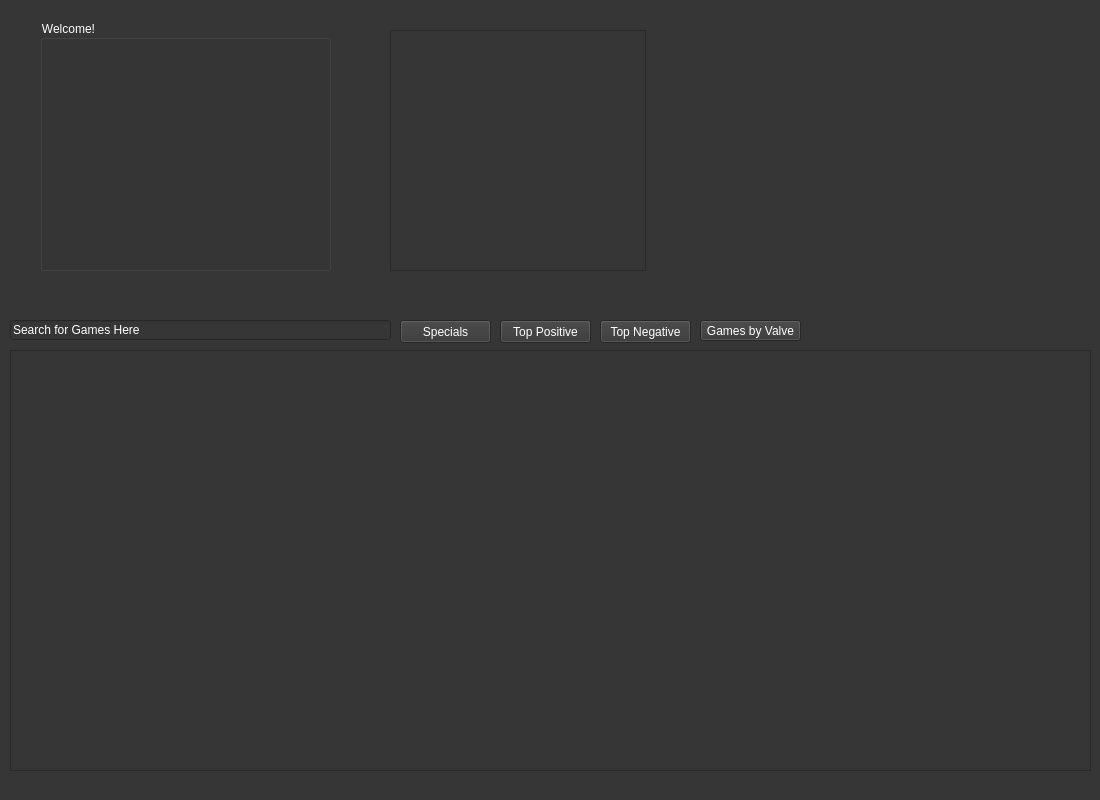
First picture: the form in UI files/mainWindow.ui, repository DataChefBoyardee/Database-Design-FP, before the edit.
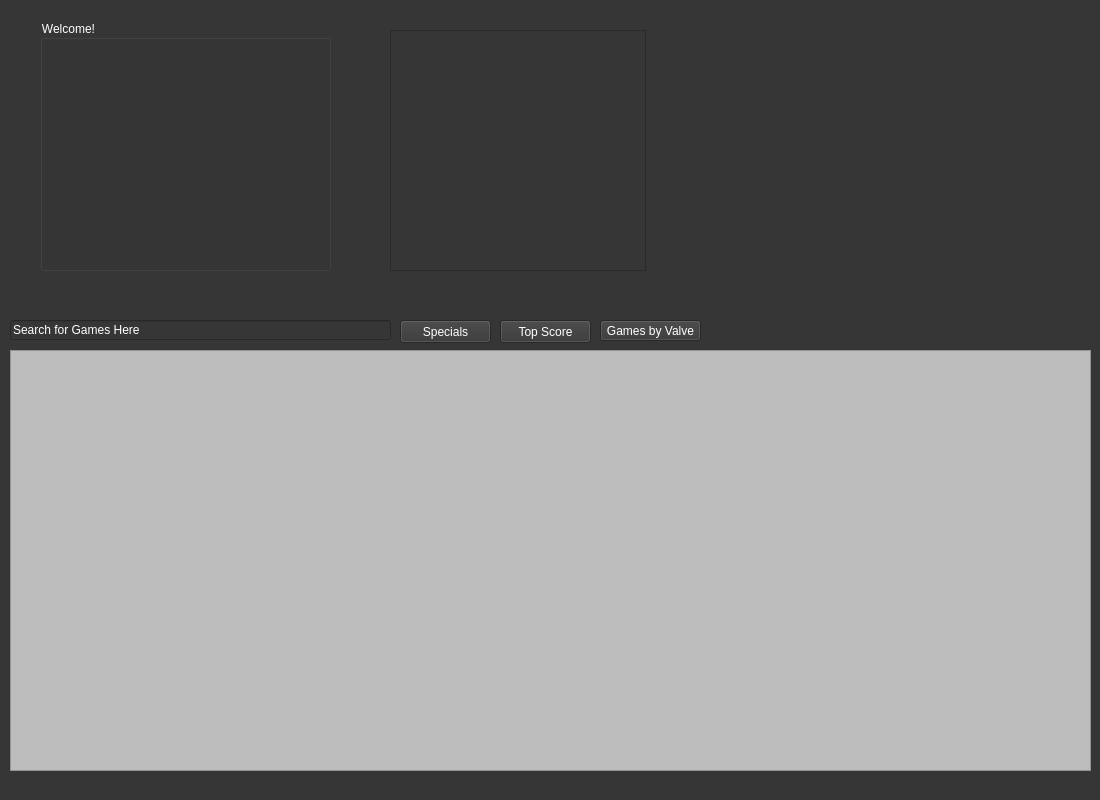
Second picture: the form after the edit.

```diff
--- a/UI files/mainWindow.ui
+++ b/UI files/mainWindow.ui
@@ -39,7 +39,7 @@
      </rect>
     </property>
     <property name="styleSheet">
-     <string notr="true">color: rgb(255, 255, 255);</string>
+     <string notr="true">color: rgb(255, 255, 255); background: rgb(189, 189, 189)</string>
     </property>
    </widget>
    <widget class="QLineEdit" name="searchBar">
@@ -87,29 +87,13 @@
      <string notr="true">color: rgb(255, 255, 255);</string>
     </property>
     <property name="text">
-     <string>Top Positive</string>
-    </property>
-   </widget>
-   <widget class="QPushButton" name="filterButtonNegative">
-    <property name="geometry">
-     <rect>
-      <x>600</x>
-      <y>320</y>
-      <width>91</width>
-      <height>23</height>
-     </rect>
-    </property>
-    <property name="styleSheet">
-     <string notr="true">color: rgb(255, 255, 255);</string>
-    </property>
-    <property name="text">
-     <string>Top Negative</string>
+     <string>Top Score</string>
     </property>
    </widget>
    <widget class="QPushButton" name="filterValveGames">
     <property name="geometry">
      <rect>
-      <x>700</x>
+      <x>600</x>
       <y>320</y>
       <width>101</width>
       <height>21</height>
```
Left out of the diff: 4 changed lines with no effect on the pictures.
